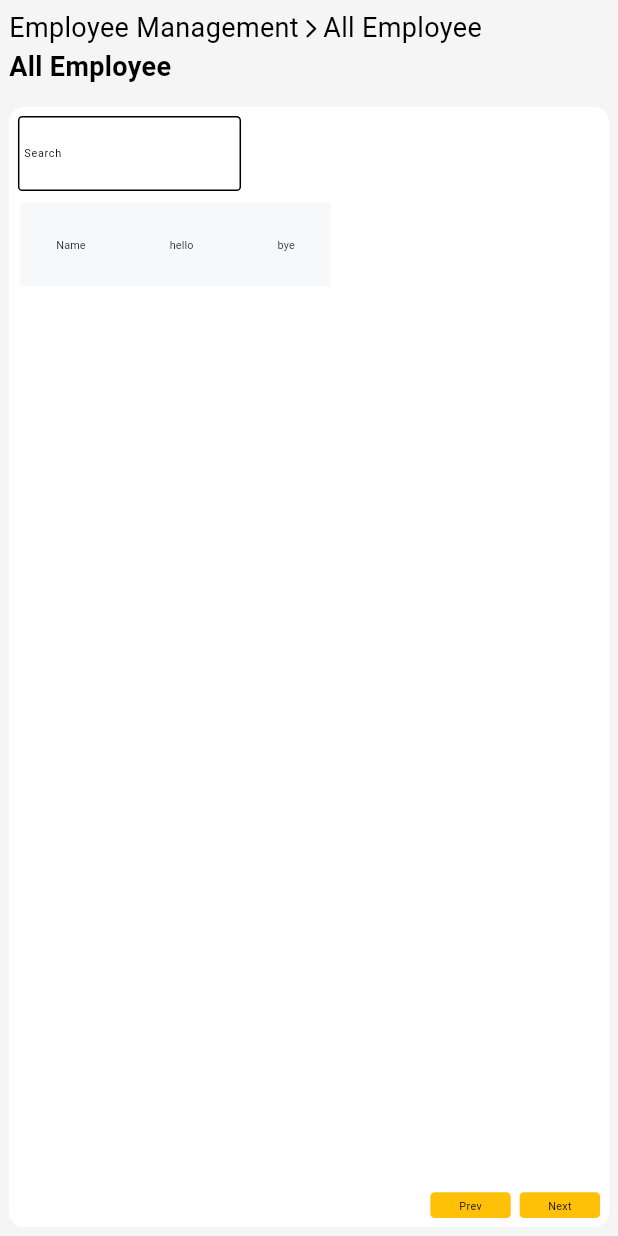
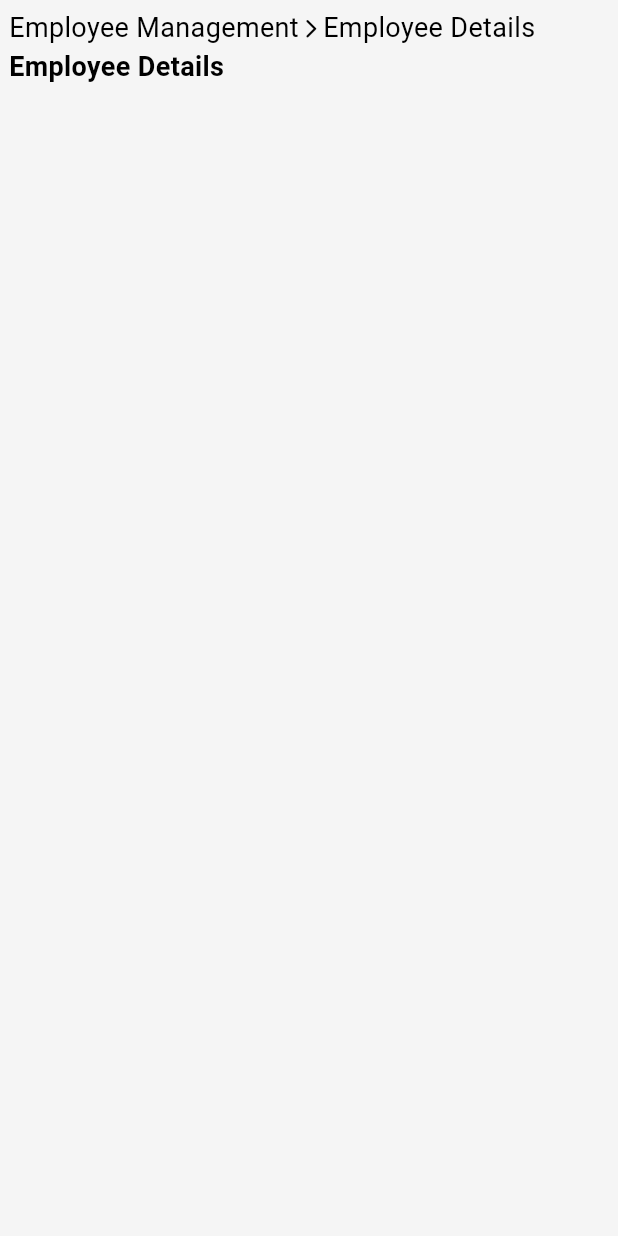
Before and after one commit to saravanan2k03/attandance_desktop_component, a Flutter app: the screen it shows after launch, on a phone screen of 412 x 824 dp. Run offline on Flutter 3.47's test engine with Material 3 defaults, Android fonts, the phone set to English and light mode, and no system bars; our stand-ins replace sizer.

Commit message:
employee details screen

```diff
--- /dev/null
+++ b/lib/EmployeeManagement/employee_details.dart
@@ -0,0 +1,76 @@
+import 'package:flutter/material.dart';
+import 'package:my_app/app_text.dart';
+import 'package:my_app/constants.dart';
+import 'package:my_app/extension.dart';
+import 'package:sizer/sizer.dart';
+
+class EmployeeDetails extends StatelessWidget {
+  const EmployeeDetails({super.key});
+
+  @override
+  Widget build(BuildContext context) {
+    return Scaffold(
+      body: Column(
+        children: [
+          Expanded(
+            child: Container(
+              color: const Color(0xffF5F5F5),
+              child: Column(
+                children: [
+                  SizedBox(
+                    // height: 35.sp,
+                    width: calcSize(context).longestSide,
+                    // color: Colors.red,
+                    child: Column(
+                      crossAxisAlignment: CrossAxisAlignment.start,
+                      children: [
+                        Row(
+                          children: [
+                            AppText.small(
+                              "Employee Management",
+                              fontSize: 18,
+                            ),
+                            07.sp.width,
+                            const Icon(
+                              Icons.arrow_forward_ios_rounded,
+                              color: Colors.black,
+                              size: 15,
+                            ),
+                            07.sp.width,
+                            AppText.small(
+                              "Employee Details",
+                              fontSize: 18,
+                            ),
+                          ],
+                        ),
+                        AppText.medium(
+                          "Employee Details",
+                          fontSize: 18,
+                        ),
+                        07.sp.width,
+                      ],
+                    ),
+                  ),
+                  15.height,
+                  Row(
+                    children: [
+                      Container(
+                        decoration: const BoxDecoration(
+                          color: Colors.white,
+                        ),
+                      ),
+                      Container(),
+                      Container(),
+                    ],
+                  )
+                ],
+              ).withPadding(
+                padding: EdgeInsets.all(10.sp),
+              ),
+            ),
+          ),
+        ],
+      ),
+    );
+  }
+}
--- a/lib/main.dart
+++ b/lib/main.dart
@@ -1,5 +1,5 @@
 import 'package:flutter/material.dart';
-import 'package:my_app/EmployeeManagement/employee_management.dart';
+import 'package:my_app/EmployeeManagement/employee_details.dart';
 import 'package:sizer/sizer.dart';
 
 void main() {
@@ -22,7 +22,7 @@ class MyApp extends StatelessWidget {
           useMaterial3: true,
         ),
         debugShowCheckedModeBanner: false,
-        home: const EmployeeManagement(),
+        home: const EmployeeDetails(),
       );
     });
   }
```
